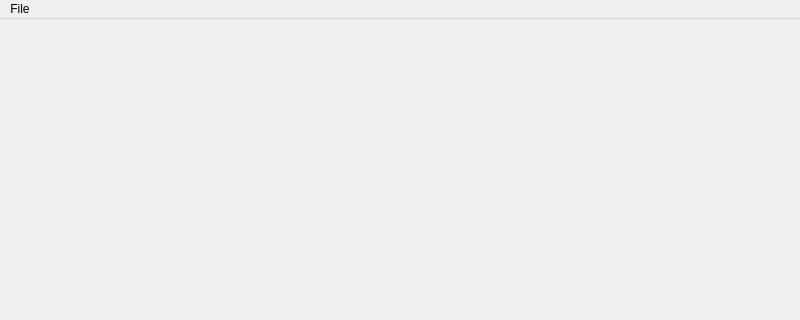
The window that app/autypermain.ui (mvaranda/autyper) describes before a commit, drawn with Qt 5; both pictures show x 0 to 800 and y 0 to 320 of the 800 by 600 pixel window.
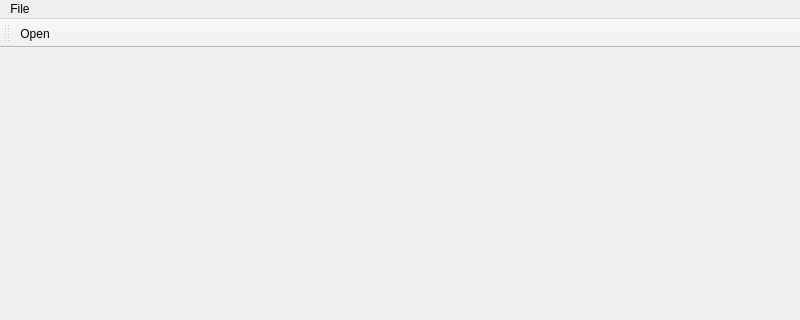
The same window after the commit. Icons and pictures are not drawn.

Commit message: Adding ToolBar and verson file

```diff
--- a/app/autypermain.ui
+++ b/app/autypermain.ui
@@ -32,6 +32,24 @@
    <addaction name="menuFile"/>
   </widget>
   <widget class="QStatusBar" name="statusbar"/>
+  <widget class="QToolBar" name="toolBar">
+   <property name="windowTitle">
+    <string>toolBar</string>
+   </property>
+   <property name="iconSize">
+    <size>
+     <width>48</width>
+     <height>48</height>
+    </size>
+   </property>
+   <attribute name="toolBarArea">
+    <enum>TopToolBarArea</enum>
+   </attribute>
+   <attribute name="toolBarBreak">
+    <bool>false</bool>
+   </attribute>
+   <addaction name="actionOpen"/>
+  </widget>
   <action name="actionOpen">
    <property name="text">
     <string>Open</string>
```
Left out of the diff: 8 changed lines with no effect on the pictures. The commit also changes 4 other files.
